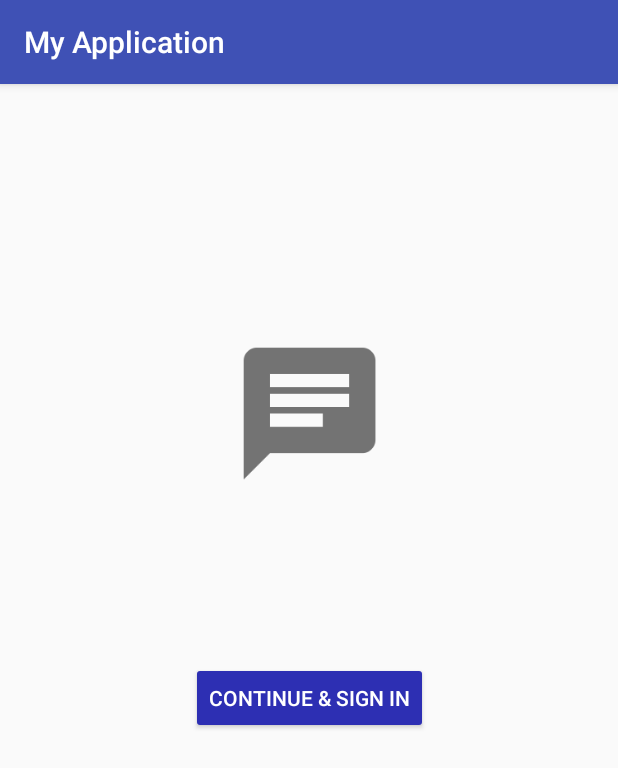
After one commit to Ansk0110/Demo, an Android app: the ChatAppSignIn screen opened directly, with no data from a screen before it, on a phone screen of 412 x 824 dp. The commit adds this screen. Shown: the top 768 px of the screen. Run offline under Robolectric (Android 15) with nearby library versions, the phone set to English and light mode, and no system bars; libraries missing offline, so code that uses them is left out: com.firebase.ui.

Commit message:
/Fire base login is set up with a slash screen that will choose to login or sign in directly

```diff
--- a/app/build.gradle
+++ b/app/build.gradle
@@ -3,6 +3,8 @@ apply plugin: 'com.android.application'
 apply plugin: 'kotlin-android'
 
 apply plugin: 'kotlin-android-extensions'
+
+apply plugin: 'com.google.gms.google-services'
 
 android {
     compileSdkVersion 27
@@ -47,8 +49,8 @@ dependencies {
     implementation 'com.google.firebase:firebase-auth:11.8.0'
     implementation 'com.firebaseui:firebase-ui-auth:3.2.2'
 
-    kotlin{
-        experimental{
+    kotlin {
+        experimental {
             coroutines "enable"
         }
     }
--- a/app/src/main/AndroidManifest.xml
+++ b/app/src/main/AndroidManifest.xml
@@ -21,7 +21,9 @@
             android:label="@string/title_activity_main2" />
         <activity
             android:name=".ChatApp.ChatActivity"
-            android:label="@string/title_activity_chat"></activity>
+            android:label="@string/title_activity_chat" />
+        <activity android:name=".ChatApp.ChatAppSignIn" />
+        <activity android:name=".ChatApp.SplashActivity"></activity>
     </application>
 
 </manifest>
--- /dev/null
+++ b/app/src/main/java/com/example/omniwyse/myapplication/ChatApp/ChatAppSignIn.kt
@@ -0,0 +1,65 @@
+package com.example.omniwyse.myapplication.ChatApp
+
+import android.app.Activity
+import android.content.Intent
+import android.support.v7.app.AppCompatActivity
+import android.os.Bundle
+import com.example.omniwyse.myapplication.R
+import com.firebase.ui.auth.AuthUI
+import com.firebase.ui.auth.ErrorCodes
+import com.firebase.ui.auth.IdpResponse
+import kotlinx.android.synthetic.main.activity_chat_app_sign_in.*
+import org.jetbrains.anko.clearTask
+import org.jetbrains.anko.design.longSnackbar
+import org.jetbrains.anko.indeterminateProgressDialog
+import org.jetbrains.anko.intentFor
+import org.jetbrains.anko.newTask
+
+class ChatAppSignIn : AppCompatActivity() {
+
+    private  val Rc_signIn = 1
+
+    private  val signInProviders =
+            listOf(AuthUI.IdpConfig.EmailBuilder()
+                    .setAllowNewAccounts(true)
+                    .setRequireName(true)
+                    .build())
+
+    override fun onCreate(savedInstanceState: Bundle?) {
+        super.onCreate(savedInstanceState)
+        setContentView(R.layout.activity_chat_app_sign_in)
+
+        account_sign_in.setOnClickListener {
+            val intent = AuthUI.getInstance().createSignInIntentBuilder()
+                    .setAvailableProviders(signInProviders)
+                    .setLogo(R.drawable.ic_chat)
+                    .build()
+
+            startActivityForResult(intent,Rc_signIn)
+        }
+    }
+
+    override fun onActivityResult(requestCode: Int, resultCode: Int, data: Intent?) {
+        super.onActivityResult(requestCode, resultCode, data)
+
+        if(requestCode == Rc_signIn){
+            val response = IdpResponse.fromResultIntent(data)
+
+            if(resultCode == Activity.RESULT_OK){
+                val progressDailog = indeterminateProgressDialog("Setting up your account")
+                startActivity(intentFor<ChatActivity>().newTask().clearTask())
+                progressDailog.dismiss()
+            }
+            else if (resultCode == Activity.RESULT_CANCELED){
+                if (response == null) return
+
+                when(response.error?.errorCode){
+                    ErrorCodes.NO_NETWORK ->
+                            longSnackbar(signin_layout,"No network")
+                    ErrorCodes.UNKNOWN_ERROR ->
+                        longSnackbar(signin_layout,"Unknown Error")
+                }
+            }
+        }
+    }
+}
--- a/app/src/main/java/com/example/omniwyse/myapplication/MainActivity.kt
+++ b/app/src/main/java/com/example/omniwyse/myapplication/MainActivity.kt
@@ -8,6 +8,5 @@ class MainActivity : AppCompatActivity() {
     override fun onCreate(savedInstanceState: Bundle?) {
         super.onCreate(savedInstanceState)
         setContentView(R.layout.activity_main)
-
     }
 }
--- /dev/null
+++ b/app/src/main/res/layout/activity_chat_app_sign_in.xml
@@ -0,0 +1,44 @@
+<?xml version="1.0" encoding="utf-8"?>
+<android.support.constraint.ConstraintLayout xmlns:android="http://schemas.android.com/apk/res/android"
+    xmlns:app="http://schemas.android.com/apk/res-auto"
+    xmlns:tools="http://schemas.android.com/tools"
+    android:id="@+id/signin_layout"
+    android:layout_width="match_parent"
+    android:layout_height="match_parent"
+    tools:context=".ChatApp.ChatAppSignIn">
+
+    <ImageView
+        android:id="@+id/imageView"
+        android:layout_width="wrap_content"
+        android:layout_height="wrap_content"
+        android:layout_marginBottom="8dp"
+        android:layout_marginTop="8dp"
+        android:src="@drawable/ic_chat"
+        app:layout_constraintBottom_toBottomOf="parent"
+        app:layout_constraintEnd_toEndOf="parent"
+        app:layout_constraintLeft_toLeftOf="parent"
+        app:layout_constraintRight_toRightOf="parent"
+        app:layout_constraintStart_toStartOf="parent"
+        app:layout_constraintTop_toTopOf="parent"
+        app:layout_constraintVertical_bias="0.252" />
+
+    <Button
+        android:id="@+id/account_sign_in"
+        android:layout_width="wrap_content"
+        android:layout_height="wrap_content"
+        android:layout_marginBottom="8dp"
+        android:layout_marginTop="8dp"
+        android:backgroundTint="#2d2fb3"
+        android:text="Continue &amp; Sign In"
+        android:textColor="@android:color/white"
+        app:layout_behavior="com.resocoder.productivity.weeksweep.behaviors.ShrinkBehavior"
+        app:layout_constraintBottom_toBottomOf="parent"
+        app:layout_constraintEnd_toEndOf="parent"
+        app:layout_constraintHorizontal_bias="0.502"
+        app:layout_constraintLeft_toLeftOf="parent"
+        app:layout_constraintRight_toRightOf="parent"
+        app:layout_constraintStart_toStartOf="parent"
+        app:layout_constraintTop_toBottomOf="@+id/imageView"
+        app:layout_constraintVertical_bias="0.257" />
+
+</android.support.constraint.ConstraintLayout>
--- a/app/src/main/res/values/styles.xml
+++ b/app/src/main/res/values/styles.xml
@@ -8,4 +8,9 @@
         <item name="colorAccent">@color/colorAccent</item>
     </style>
 
+    <style name="SplashTheme" parent="Theme.AppCompat.NoActionBar">
+        <item name="android:windowBackground">
+            @drawable/splash_screen_background
+        </item>
+    </style>
 </resources>
```
Also changed, not shown: app/src/main/java/com/example/omniwyse/myapplication/ChatApp/ChatActivity.kt (+14 -18 lines), app/src/main/java/com/example/omniwyse/myapplication/ChatApp/SplashActivity.kt (added, +20 -0 lines), app/src/main/res/drawable/ic_account_circle_black_24dp.xml (added, +9 -0 lines), app/src/main/res/drawable/ic_dashboard_black_24dp.xml (deleted, +0 -9 lines), app/src/main/res/drawable/ic_home_black_24dp.xml (deleted, +0 -9 lines), app/src/main/res/drawable/ic_notifications_black_24dp.xml (deleted, +0 -9 lines), app/src/main/res/drawable/ic_people_black_24dp.xml (added, +9 -0 lines), app/src/main/res/drawable/splash_screen_background.xml (added, +9 -0 lines), app/src/main/res/menu/navigation.xml (+6 -10 lines), app/src/main/res/drawable-hdpi/ic_chat.png (added), app/src/main/res/drawable-mdpi/ic_chat.png (added), app/src/main/res/drawable-xhdpi/ic_chat.png (added), app/src/main/res/drawable-xxhdpi/ic_chat.png (added), app/src/main/res/drawable-xxxhdpi/ic_chat.png (added).
